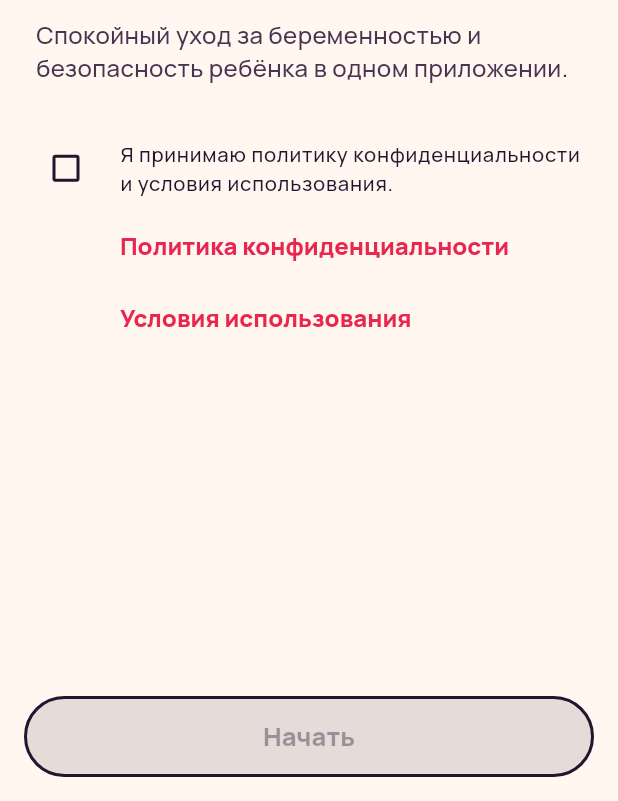
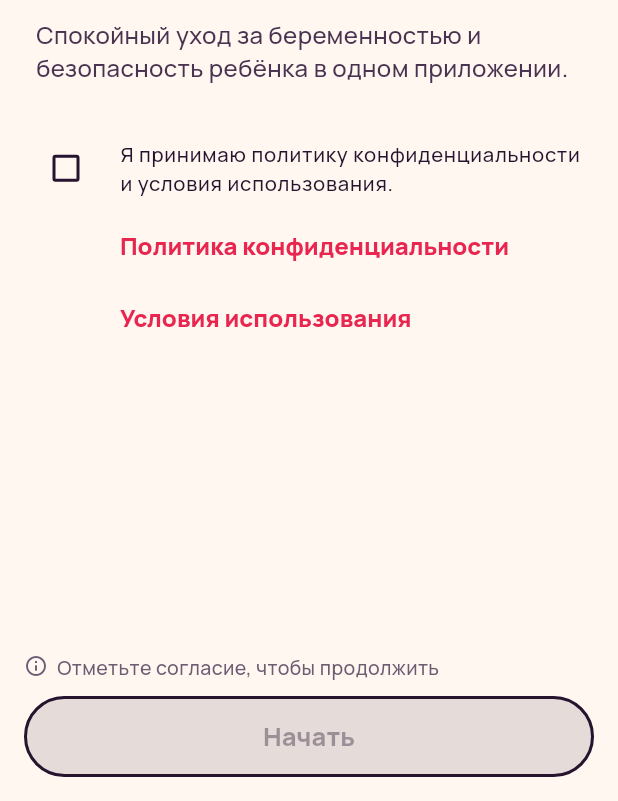
Before and after one commit to yerenkanat/HealthTracking, a Flutter app: the screen it shows after launch, on a phone screen of 412 x 824 dp, the part 435-1236 px from its top. Run offline on Flutter 3.47's test engine with Material 3 defaults, Android fonts, the phone set to English and light mode, and no system bars; our stand-ins replace audioplayers, connectivity_plus, flutter_blue_plus, flutter_local_notifications, flutter_timezone, geolocator and 7 more; missing offline and left inert: record; network calls fail.

Commit message:
fix(app): onboarding says WHY the button is grey
Two of the five steps ended in a disabled primary button that gave no
reason. On the welcome step the cause is a checkbox sitting far to the
left of its own label; on the name step it is a phone number that looks
filled the moment it holds any digits. Neither is obvious, and a
disabled control with no explanation is exactly where onboarding is
abandoned — she cannot tell whether she missed something or the app is
broken.

There is now a line above the button naming what is missing, shown
BEFORE she taps rather than after: a message that only appears on a dead
tap has already cost her the guess.

It names ONE thing at a time. "Enter a name and a phone number" over a
form where only the phone is short reads as a wall, and she has to work
out which half is hers — so the name comes first, and once it is there
the line moves on to the number.

Found by walking the flow on a device rather than by reading it; every
test was green and nothing overflowed.

Co-Authored-By: Claude Opus 5 <noreply@anthropic.com>

```diff
--- a/app/lib/l10n/l10n.dart
+++ b/app/lib/l10n/l10n.dart
@@ -725,6 +725,28 @@ const Map<String, Map<AppLocale, String>> _catalog = {
     AppLocale.ru: 'Все данные будут удалены, и настройка начнётся заново.',
     AppLocale.kk: 'Барлық деректер жойылып, баптау қайтадан басталады.',
     AppLocale.en: 'All data will be erased and setup will start over.'
+  },
+  // Why the primary button will not advance. Named one at a time: a list of
+  // everything the step wants reads as a wall.
+  'onb_need_consent': {
+    AppLocale.ru: 'Отметьте согласие, чтобы продолжить',
+    AppLocale.kk: 'Жалғастыру үшін келісімді белгілеңіз',
+    AppLocale.en: 'Tick the box to continue',
+  },
+  'onb_need_name': {
+    AppLocale.ru: 'Введите имя, чтобы продолжить',
+    AppLocale.kk: 'Жалғастыру үшін атыңызды жазыңыз',
+    AppLocale.en: 'Enter your name to continue',
+  },
+  'onb_need_phone': {
+    AppLocale.ru: 'Проверьте номер телефона',
+    AppLocale.kk: 'Телефон нөмірін тексеріңіз',
+    AppLocale.en: 'Check the phone number',
+  },
+  'onb_need_child_zone': {
+    AppLocale.ru: 'Укажите домашнюю зону для ребёнка',
+    AppLocale.kk: 'Бала үшін үй аймағын көрсетіңіз',
+    AppLocale.en: 'Add a home zone for your child',
   },
   'onb_next': {AppLocale.ru: 'Далее', AppLocale.kk: 'Келесі', AppLocale.en: 'Next'},
   'onb_back': {AppLocale.ru: 'Назад', AppLocale.kk: 'Артқа', AppLocale.en: 'Back'},
--- a/app/lib/ui/onboarding/onboarding_flow.dart
+++ b/app/lib/ui/onboarding/onboarding_flow.dart
@@ -85,7 +85,41 @@ class _OnboardingFlowState extends State<OnboardingFlow> {
           bottomNavigationBar: SafeArea(
             child: Padding(
               padding: const EdgeInsets.all(16),
-              child: FilledButton(
+              child: Column(
+                mainAxisSize: MainAxisSize.min,
+                children: [
+                  // Why the button is grey.
+                  //
+                  // It was grey and silent on two of the five steps — the
+                  // consent step and the name/phone step — and a disabled
+                  // control that gives no reason is where onboarding is
+                  // abandoned: she cannot tell whether she missed something or
+                  // the app is broken. The checkbox sits far left of its label
+                  // and the phone field looks filled in the moment it has any
+                  // digits at all, so neither cause is obvious.
+                  //
+                  // Said BEFORE she taps, not after: a message that only
+                  // appears on a dead tap has already cost her the guess.
+                  if (_blockReason(c, l, blockedForConsent) case final why?) ...[
+                    Padding(
+                      padding: const EdgeInsets.only(bottom: 10),
+                      child: Row(
+                        key: const Key('onb-block-reason'),
+                        crossAxisAlignment: CrossAxisAlignment.start,
+                        children: [
+                          const Icon(Icons.info_outline_rounded,
+                              size: 16, color: Palette.textDim),
+                          const SizedBox(width: 6),
+                          Expanded(
+                            child: Text(why,
+                                style: const TextStyle(
+                                    fontSize: 13, color: Palette.textDim, height: 1.35)),
+                          ),
+                        ],
+                      ),
+                    ),
+                  ],
+                  FilledButton(
                 onPressed: (c.canProceed && !blockedForConsent) ? () => _advance(c) : null,
                 // On the child step the label depends on whether she is adding
                 // one. Saying "Finish" over an untouched form reads as though
@@ -97,6 +131,8 @@ class _OnboardingFlowState extends State<OnboardingFlow> {
                     : c.step == OnboardingStep.welcome
                         ? l.t('onb_get_started')
                         : l.t('onb_next')),
+                  ),
+                ],
               ),
             ),
           ),
@@ -600,3 +636,24 @@ class _ZoneTileState extends State<_ZoneTile> {
     );
   }
 }
+
+/// Why the primary button will not move her on, in her own language — or null
+/// when nothing is blocking it.
+///
+/// Names the ONE thing to fix rather than listing everything the step wants:
+/// "enter your name and a phone number and accept the terms" over a form where
+/// only the phone is short reads as a wall, and she has to work out which part
+/// applies to her.
+String? _blockReason(OnboardingController c, L10n l, bool blockedForConsent) {
+  if (blockedForConsent) return l.t('onb_need_consent');
+  if (c.canProceed) return null;
+  return switch (c.step) {
+    OnboardingStep.profile => c.displayName.trim().isEmpty
+        ? l.t('onb_need_name')
+        : l.t('onb_need_phone'),
+    // Half a child: she has started naming one, and the home zone is what
+    // makes it trackable.
+    OnboardingStep.child => l.t('onb_need_child_zone'),
+    _ => null,
+  };
+}
```
Also changed, not shown: 2 other files.
